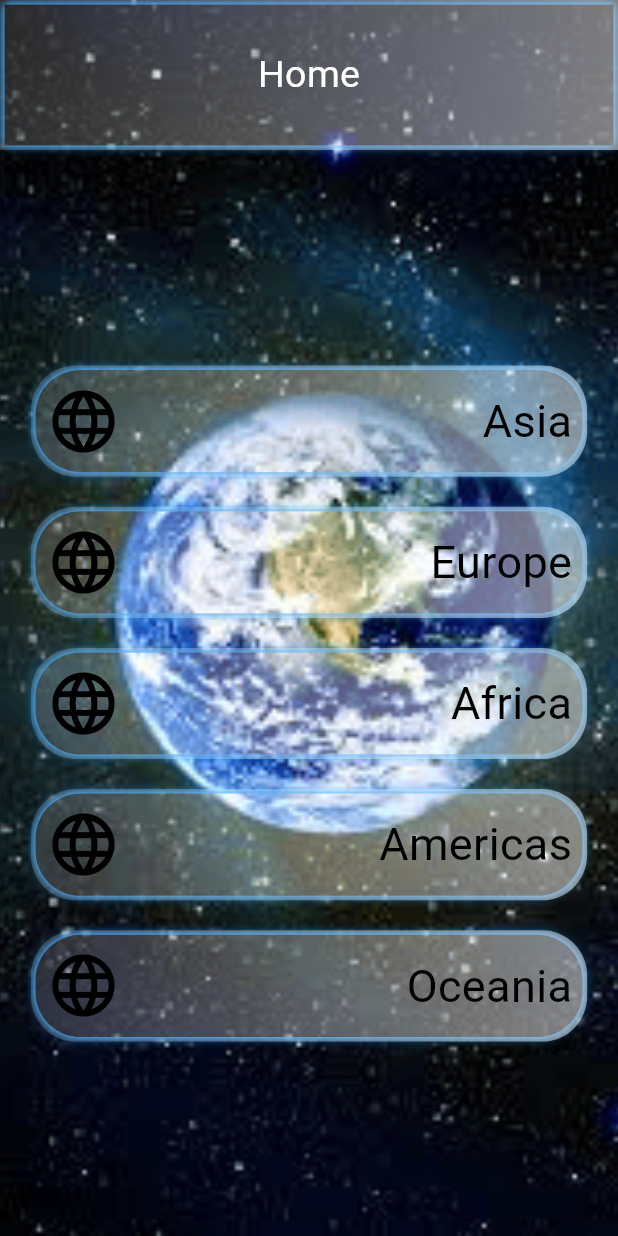
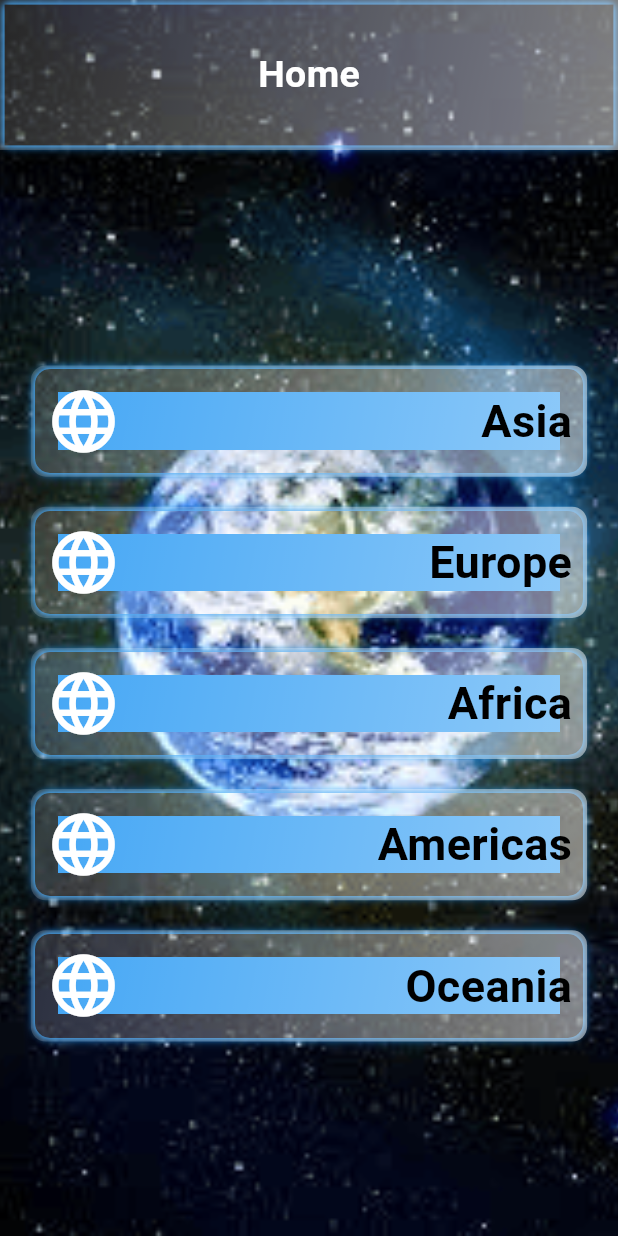
Before and after one commit to Lavlesh-123/tast_2, a Flutter app: the screen it shows after launch, on a phone screen of 412 x 824 dp. Run offline on Flutter 3.47's test engine with Material 3 defaults, Android fonts, the phone set to English and light mode, and no system bars; our stand-ins replace shimmer.

Commit message:
done again

```diff
--- a/lib/view/home.dart
+++ b/lib/view/home.dart
@@ -43,7 +43,7 @@ class HomeView extends StatelessWidget {
                   child: Center(
                       child: Text(
                 'Home',
-                style: TextStyle(fontSize: 25, color: Colors.white),
+                style: TextStyle(fontSize: 25, color: Colors.white,fontWeight: FontWeight.bold),
               ))),
             ),
             SizedBox(
@@ -84,7 +84,7 @@ class HomeView extends StatelessWidget {
                       blurRadius: 3 * i,
                       blurStyle: BlurStyle.outer)
               ],
-              borderRadius: BorderRadius.circular(30),
+              borderRadius: BorderRadius.circular(10),
               gradient: LinearGradient(
                   begin: Alignment.topLeft,
                   end: Alignment.bottomRight,
@@ -99,12 +99,12 @@ class HomeView extends StatelessWidget {
               children: [
                 const Icon(
                   Icons.language,
-                  color: Colors.black,
+                  color: Colors.white,
                   size: 50,
                 ),
                 Text(
                   title,
-                  style: const TextStyle(fontSize: 30, color: Colors.black),
+                  style: const TextStyle(fontSize: 30, color: Colors.black,fontWeight: FontWeight.bold),
                 ),
               ],
             ),
```
Also changed, not shown: assets/images/image .png (added), assets/images/images.png (added).
